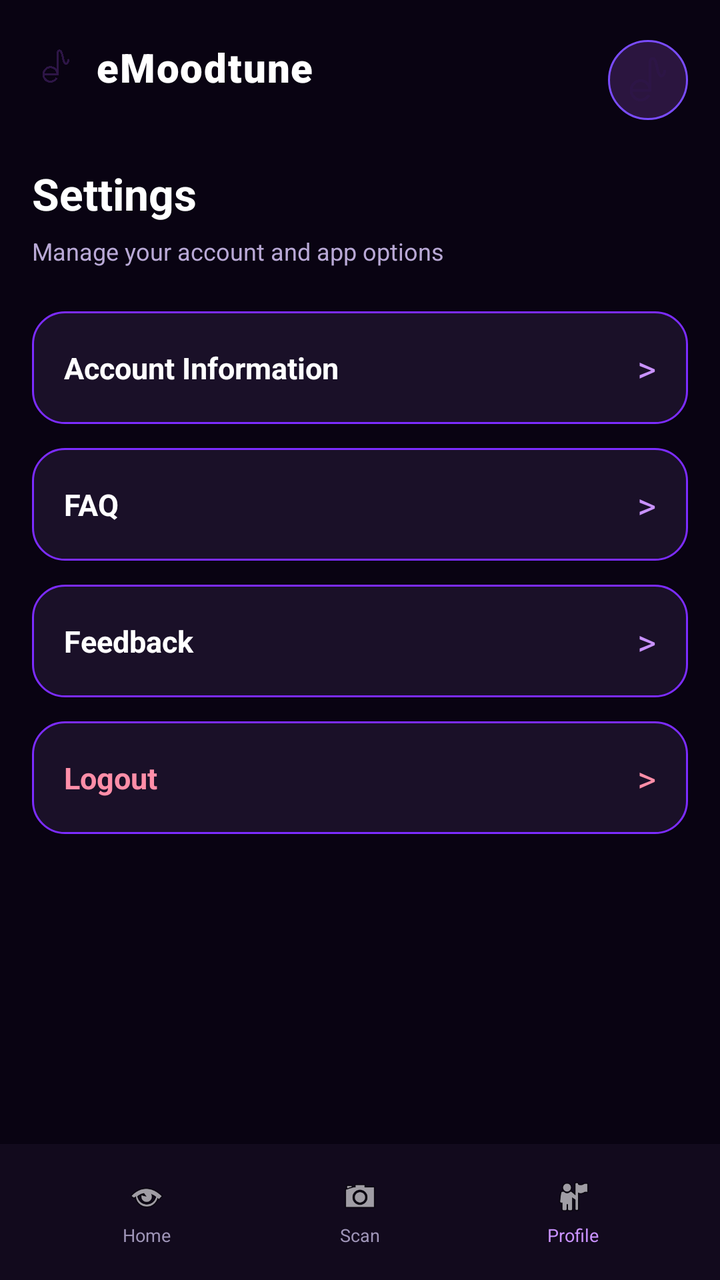
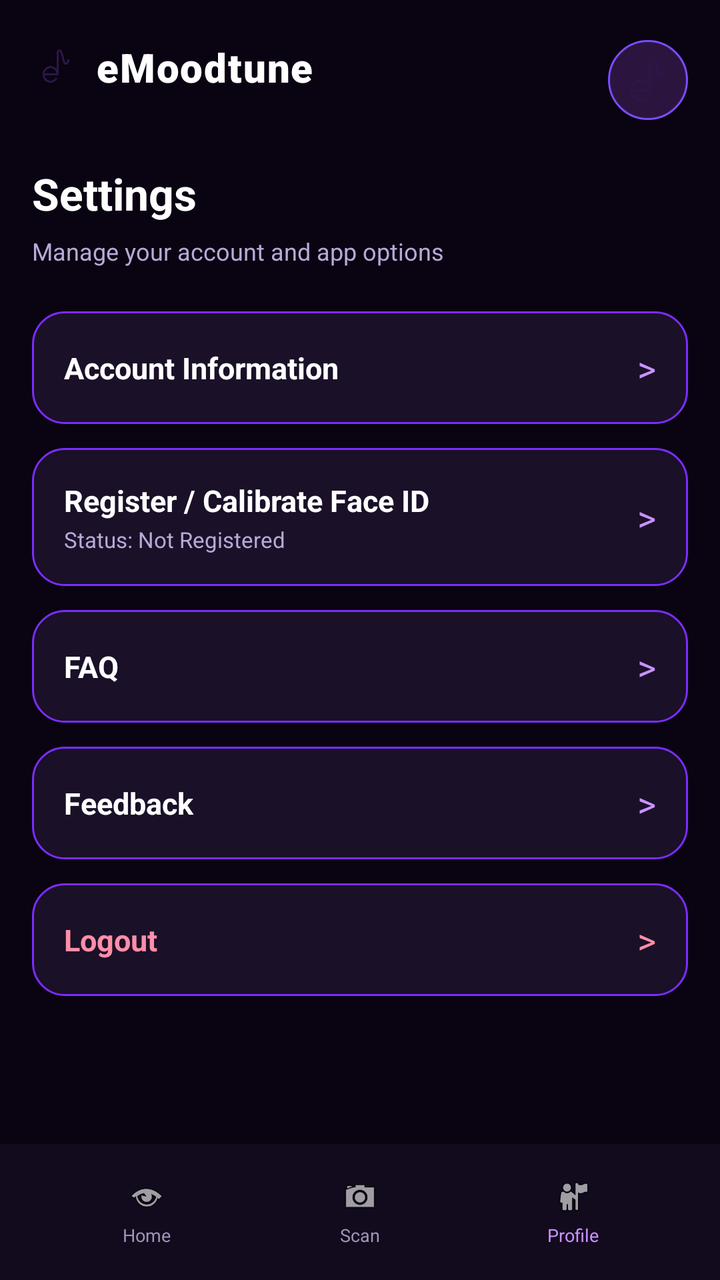

An Android layout rendered at two revisions. The XML below is the earlier revision; the diff shows what the commit changed to produce the second picture.
<!-- AndroidManifest.xml: application theme Theme.eMoodtune -->
<!-- res/layout/activity_settings.xml -->
<?xml version="1.0" encoding="utf-8"?>
<LinearLayout xmlns:android="http://schemas.android.com/apk/res/android"
    android:layout_width="match_parent"
    android:layout_height="match_parent"
    android:orientation="vertical"
    android:background="#090312"
    android:fitsSystemWindows="true">

    <LinearLayout
        android:layout_width="match_parent"
        android:layout_height="0dp"
        android:layout_weight="1"
        android:orientation="vertical"
        android:paddingStart="16dp"
        android:paddingTop="20dp"
        android:paddingEnd="16dp">

        <RelativeLayout
            android:layout_width="match_parent"
            android:layout_height="wrap_content">

            <LinearLayout
                android:layout_width="wrap_content"
                android:layout_height="wrap_content"
                android:orientation="horizontal"
                android:gravity="center_vertical">

                <ImageView
                    android:layout_width="24dp"
                    android:layout_height="24dp"
                    android:src="@drawable/emoodtune_logo"
                    android:contentDescription="eMoodtune logo" />

                <TextView
                    android:id="@+id/tvAppName"
                    android:layout_width="wrap_content"
                    android:layout_height="wrap_content"
                    android:layout_marginStart="8dp"
                    android:text="eMoodtune"
                    android:textColor="#FFFFFF"
                    android:textSize="20sp"
                    android:textStyle="bold"
                    android:fontFamily="sans-serif-black"
                    android:letterSpacing="0.03" />
            </LinearLayout>

            <ImageView
                android:id="@+id/imgProfileTop"
                android:layout_width="40dp"
                android:layout_height="40dp"
                android:layout_alignParentEnd="true"
                android:src="@drawable/emoodtune_logo"
                android:background="@drawable/profile_circle"
                android:padding="4dp"
                android:scaleType="centerCrop"
                android:contentDescription="Profile" />
        </RelativeLayout>

        <TextView
            android:layout_width="wrap_content"
            android:layout_height="wrap_content"
            android:layout_marginTop="22dp"
            android:text="Settings"
            android:textColor="#FFFFFF"
            android:textSize="22sp"
            android:textStyle="bold" />

        <TextView
            android:layout_width="wrap_content"
            android:layout_height="wrap_content"
            android:layout_marginTop="6dp"
            android:text="Manage your account and app options"
            android:textColor="#B9A9D6"
            android:textSize="12sp" />

        <LinearLayout
            android:id="@+id/cardAccountInfo"
            android:layout_width="match_parent"
            android:layout_height="wrap_content"
            android:layout_marginTop="22dp"
            android:background="@drawable/bg_settings_option"
            android:gravity="center_vertical"
            android:orientation="horizontal"
            android:padding="16dp">

            <TextView
                android:layout_width="0dp"
                android:layout_height="wrap_content"
                android:layout_weight="1"
                android:text="Account Information"
                android:textColor="#FFFFFF"
                android:textSize="15sp"
                android:textStyle="bold" />

            <TextView
                android:layout_width="wrap_content"
                android:layout_height="wrap_content"
                android:text=">"
                android:textColor="#C992FF"
                android:textSize="18sp" />
        </LinearLayout>

        <LinearLayout
            android:id="@+id/cardFaq"
            android:layout_width="match_parent"
            android:layout_height="wrap_content"
            android:layout_marginTop="12dp"
            android:background="@drawable/bg_settings_option"
            android:gravity="center_vertical"
            android:orientation="horizontal"
            android:padding="16dp">

            <TextView
                android:layout_width="0dp"
                android:layout_height="wrap_content"
                android:layout_weight="1"
                android:text="FAQ"
                android:textColor="#FFFFFF"
                android:textSize="15sp"
                android:textStyle="bold" />

            <TextView
                android:layout_width="wrap_content"
                android:layout_height="wrap_content"
                android:text=">"
                android:textColor="#C992FF"
                android:textSize="18sp" />
        </LinearLayout>

        <LinearLayout
            android:id="@+id/cardFeedback"
            android:layout_width="match_parent"
            android:layout_height="wrap_content"
            android:layout_marginTop="12dp"
            android:background="@drawable/bg_settings_option"
            android:gravity="center_vertical"
            android:orientation="horizontal"
            android:padding="16dp">

            <TextView
                android:layout_width="0dp"
                android:layout_height="wrap_content"
                android:layout_weight="1"
                android:text="Feedback"
                android:textColor="#FFFFFF"
                android:textSize="15sp"
                android:textStyle="bold" />

            <TextView
                android:layout_width="wrap_content"
                android:layout_height="wrap_content"
                android:text=">"
                android:textColor="#C992FF"
                android:textSize="18sp" />
        </LinearLayout>

        <LinearLayout
            android:id="@+id/cardLogout"
            android:layout_width="match_parent"
            android:layout_height="wrap_content"
            android:layout_marginTop="12dp"
            android:background="@drawable/bg_settings_option"
            android:gravity="center_vertical"
            android:orientation="horizontal"
            android:padding="16dp">

            <TextView
                android:layout_width="0dp"
                android:layout_height="wrap_content"
                android:layout_weight="1"
                android:text="Logout"
                android:textColor="#FF8EA8"
                android:textSize="15sp"
                android:textStyle="bold" />

            <TextView
                android:layout_width="wrap_content"
                android:layout_height="wrap_content"
                android:text=">"
                android:textColor="#FF8EA8"
                android:textSize="18sp" />
        </LinearLayout>
    </LinearLayout>

    <LinearLayout
        android:id="@+id/bottomNav"
        android:layout_width="match_parent"
        android:layout_height="68dp"
        android:background="#120A1D"
        android:gravity="center"
        android:orientation="horizontal"
        android:paddingStart="20dp"
        android:paddingEnd="20dp">

        <LinearLayout
            android:id="@+id/navHome"
            android:layout_width="0dp"
            android:layout_height="wrap_content"
            android:layout_weight="1"
            android:gravity="center"
            android:orientation="vertical"
            android:padding="8dp">

            <ImageView
                android:layout_width="20dp"
                android:layout_height="20dp"
                android:src="@android:drawable/ic_menu_view"
                android:contentDescription="Home" />

            <TextView
                android:layout_width="wrap_content"
                android:layout_height="wrap_content"
                android:layout_marginTop="3dp"
                android:text="Home"
                android:textColor="#9F95B8"
                android:textSize="9sp" />
        </LinearLayout>

        <LinearLayout
            android:id="@+id/navScan"
            android:layout_width="0dp"
            android:layout_height="wrap_content"
            android:layout_weight="1"
            android:gravity="center"
            android:orientation="vertical"
            android:padding="8dp">

            <ImageView
                android:layout_width="20dp"
                android:layout_height="20dp"
                android:src="@android:drawable/ic_menu_camera"
                android:contentDescription="Scan" />

            <TextView
                android:layout_width="wrap_content"
                android:layout_height="wrap_content"
                android:layout_marginTop="3dp"
                android:text="Scan"
                android:textColor="#9F95B8"
                android:textSize="9sp" />
        </LinearLayout>



        <LinearLayout
            android:id="@+id/navProfile"
            android:layout_width="0dp"
            android:layout_height="wrap_content"
            android:layout_weight="1"
            android:gravity="center"
            android:orientation="vertical"
            android:padding="8dp">

            <ImageView
                android:layout_width="20dp"
                android:layout_height="20dp"
                android:src="@android:drawable/ic_menu_myplaces"
                android:contentDescription="Profile" />

            <TextView
                android:layout_width="wrap_content"
                android:layout_height="wrap_content"
                android:layout_marginTop="3dp"
                android:text="Profile"
                android:textColor="#C992FF"
                android:textSize="9sp" />
        </LinearLayout>
    </LinearLayout>

</LinearLayout>
<!-- resources referenced by this layout -->
<resources>
  <!-- drawable bg_settings_option (drawable) -->
  <?xml version="1.0" encoding="utf-8"?>
  <shape xmlns:android="http://schemas.android.com/apk/res/android">
      <solid android:color="#1A1028" />
      <corners android:radius="16dp" />
      <stroke
          android:width="1dp"
          android:color="#7C2CFF" />
  </shape>
  <!-- drawable emoodtune_logo: png bitmap (drawable, 62633 bytes) -->
  <!-- drawable profile_circle (drawable) -->
  <shape xmlns:android="http://schemas.android.com/apk/res/android">
      <solid android:color="#2B153F" />
      <corners android:radius="100dp" />
      <stroke
          android:width="1dp"
          android:color="#7A4CFF" />
  </shape>
  <style name="Theme.eMoodtune" parent="Theme.Material3.DayNight.NoActionBar">
          
          <item name="colorPrimary">@color/purple_500</item>
          <item name="colorPrimaryVariant">@color/purple_700</item>
          <item name="colorOnPrimary">@color/white</item>
          
          <item name="colorSecondary">@color/teal_200</item>
          <item name="colorSecondaryVariant">@color/teal_700</item>
          <item name="colorOnSecondary">@color/black</item>
          
          <item name="android:statusBarColor">?attr/colorPrimaryVariant</item>
          
      </style>
  <color name="purple_500">#FF6200EE</color>
  <color name="purple_700">#FF3700B3</color>
  <color name="white">#FFFFFFFF</color>
  <color name="teal_200">#FF03DAC5</color>
  <color name="teal_700">#FF018786</color>
  <color name="black">#FF000000</color>
</resources>

<!-- the commit's change to res/layout/activity_settings.xml (unified diff, before → after) -->
@@ -101,6 +101,48 @@
         </LinearLayout>
 
         <LinearLayout
+            android:id="@+id/cardFaceCalibration"
+            android:layout_width="match_parent"
+            android:layout_height="wrap_content"
+            android:layout_marginTop="12dp"
+            android:background="@drawable/bg_settings_option"
+            android:gravity="center_vertical"
+            android:orientation="horizontal"
+            android:padding="16dp">
+
+            <LinearLayout
+                android:layout_width="0dp"
+                android:layout_height="wrap_content"
+                android:layout_weight="1"
+                android:orientation="vertical">
+
+                <TextView
+                    android:layout_width="wrap_content"
+                    android:layout_height="wrap_content"
+                    android:text="Register / Calibrate Face ID"
+                    android:textColor="#FFFFFF"
+                    android:textSize="15sp"
+                    android:textStyle="bold" />
+
+                <TextView
+                    android:id="@+id/tvCalibrationStatus"
+                    android:layout_width="wrap_content"
+                    android:layout_height="wrap_content"
+                    android:layout_marginTop="2dp"
+                    android:text="Status: Not Registered"
+                    android:textColor="#B9A9D6"
+                    android:textSize="11sp" />
+            </LinearLayout>
+
+            <TextView
+                android:layout_width="wrap_content"
+                android:layout_height="wrap_content"
+                android:text=">"
+                android:textColor="#C992FF"
+                android:textSize="18sp" />
+        </LinearLayout>
+
+        <LinearLayout
             android:id="@+id/cardFaq"
             android:layout_width="match_parent"
             android:layout_height="wrap_content"
